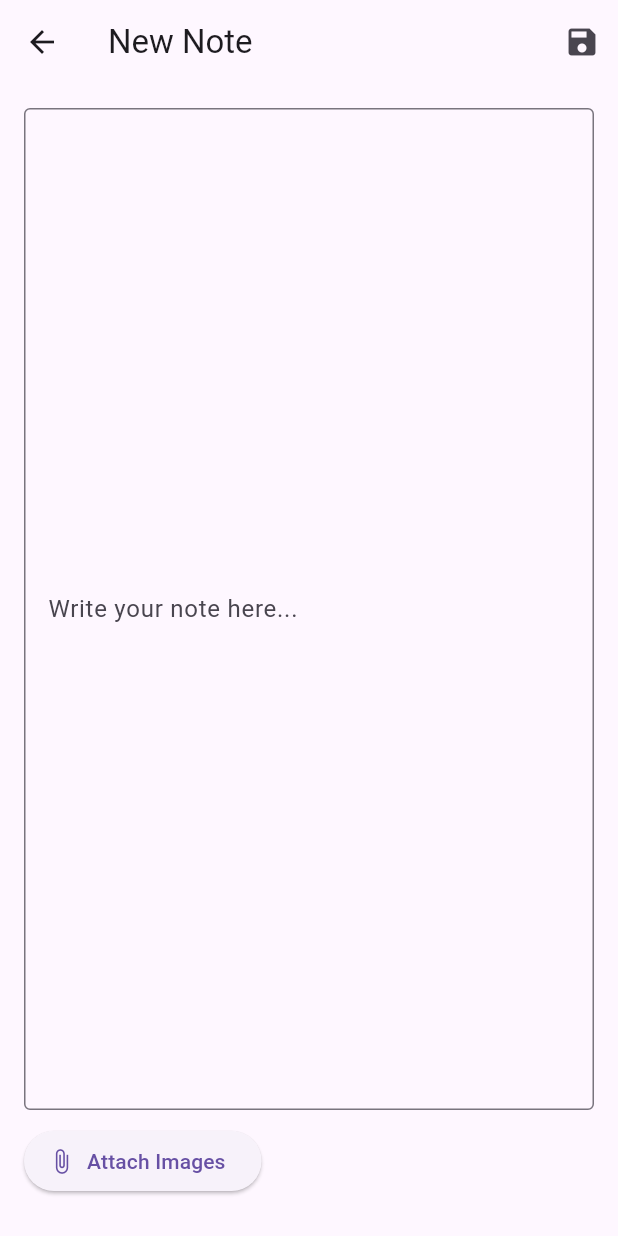
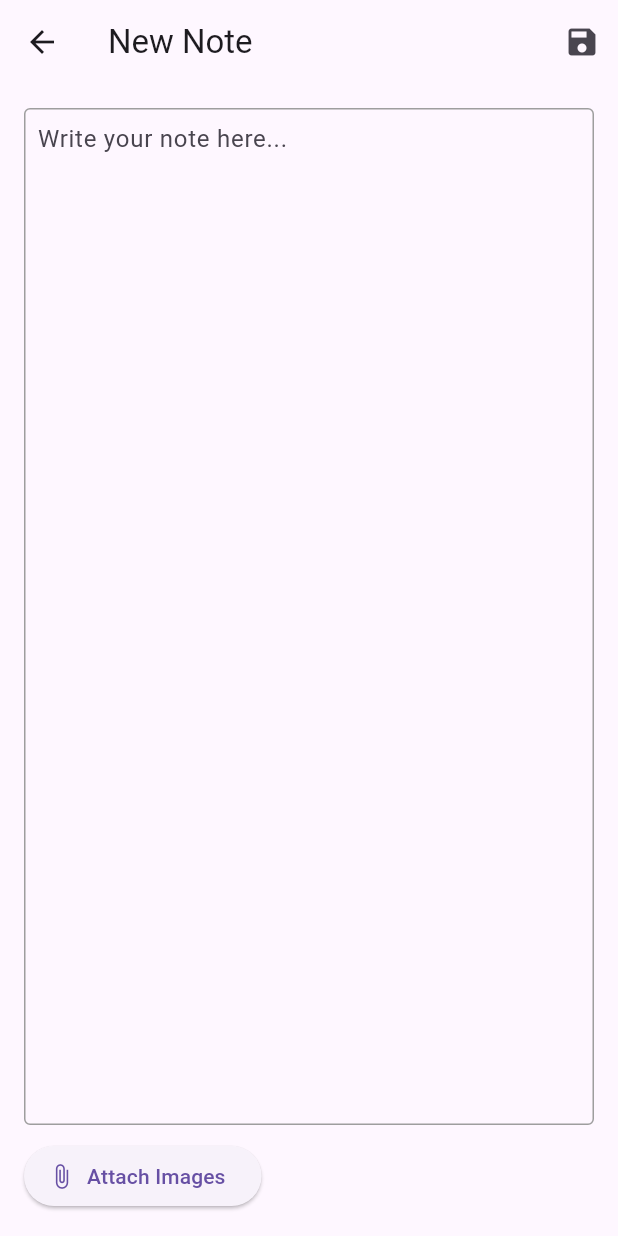
Before and after one commit to YourBoyMaleek96/Nav_App, a Flutter app: the NoteScreen screen opened directly, on a phone screen of 412 x 824 dp. Run offline on Flutter 3.47's test engine with Material 3 defaults, Android fonts, the phone set to English and light mode, and no system bars; our stand-ins replace get, image_picker.

```diff
--- a/lib/note.dart
+++ b/lib/note.dart
@@ -43,28 +43,29 @@ class _NoteScreenState extends State<NoteScreen> {
         padding: const EdgeInsets.all(16),
         child: Column(
           children: [
+            // Container holding text input and image previews
+            Expanded(
+              child: Container(
+                decoration: BoxDecoration(
+                  border: Border.all(color: Colors.grey),
+                  borderRadius: BorderRadius.circular(4),
+                ),
+                child: Column(
+                  children: [
                     Expanded(
                       child: TextField(
                         controller: _controller,
+                        textAlignVertical: TextAlignVertical.top,
                         maxLines: null,
                         expands: true,
                         decoration: const InputDecoration(
                           hintText: 'Write your note here...',
-                  border: OutlineInputBorder(),
+                          border: InputBorder.none,
+                          contentPadding: EdgeInsets.all(8),
+                          alignLabelWithHint: true,
                         ),
                       ),
                     ),
-            const SizedBox(height: 10),
-            Row(
-              children: [
-                ElevatedButton.icon(
-                  onPressed: _pickImages,
-                  icon: const Icon(Icons.attach_file),
-                  label: const Text('Attach Images'),
-                ),
-              ],
-            ),
-            const SizedBox(height: 10),
                     if (_images.isNotEmpty)
                       SizedBox(
                         height: 100,
@@ -86,6 +87,20 @@ class _NoteScreenState extends State<NoteScreen> {
                   ],
                 ),
               ),
+            ),
+            const SizedBox(height: 10),
+            Row(
+              children: [
+                ElevatedButton.icon(
+                  onPressed: _pickImages,
+                  icon: const Icon(Icons.attach_file),
+                  label: const Text('Attach Images'),
+                ),
+              ],
+            ),
+          ],
+        ),
+      ),
     );
   }
 }
--- a/pubspec.yaml
+++ b/pubspec.yaml
@@ -36,7 +36,7 @@ dependencies:
   cupertino_icons: ^1.0.8
   location: ^8.0.0
   permission_handler: ^12.0.0+1
-  image_picker: ^0.8.0
+  image_picker: ^0.8.7
 
 dev_dependencies:
   flutter_test:
```
Lines whose indentation alone changed are shown as unchanged.
